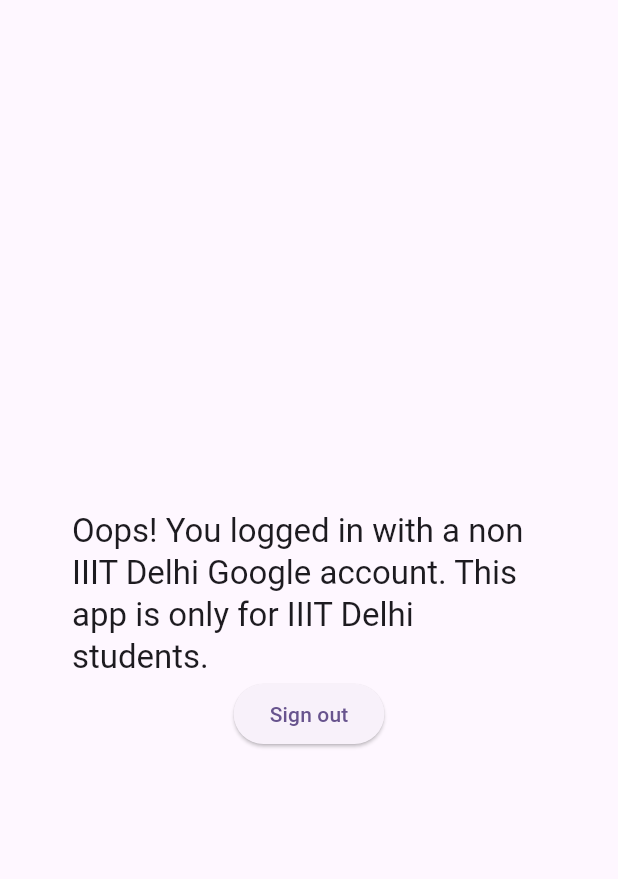
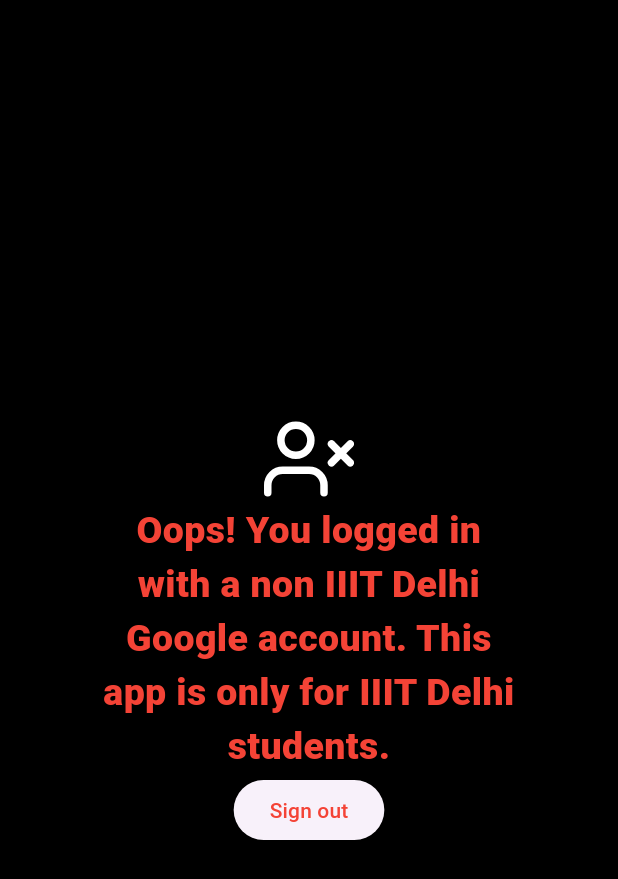
Before and after one commit to Shadowking912/sports_iiitd, a Flutter app: the WrongEmail screen opened by its route, on a phone screen of 412 x 824 dp. Shown: the top 879 px of the screen. Run offline on Flutter 3.47's test engine with Material 3 defaults, Android fonts, the phone set to English and light mode, and no system bars; our stand-ins replace cloud_firestore, firebase_auth, firebase_core, flutter_feather_icons, flutter_form_builder, form_builder_validators and 3 more; accounts and stored records are empty.

Commit message:
wrong email

```diff
--- a/lib/main.dart
+++ b/lib/main.dart
@@ -32,7 +32,7 @@
         colorScheme: ColorScheme.fromSeed(seedColor: Colors.deepPurple),
         useMaterial3: true,
       ),
-      home: SignInScreen(),
+      home: WrongEmail(),
       // add named routes
       routes: {
         '/home': (context) => HomeScreen(),
--- a/lib/screens/wrong_email.dart
+++ b/lib/screens/wrong_email.dart
@@ -1,6 +1,7 @@
 import 'package:flutter/material.dart';
 
 import '../services/auth.dart';
+import "package:flutter_feather_icons/flutter_feather_icons.dart";
 
 class WrongEmail extends StatelessWidget {
   const WrongEmail({Key? key}) : super(key: key);
@@ -8,23 +9,38 @@
   @override
   Widget build(BuildContext context) {
     return Scaffold(
+      backgroundColor: Colors.black,
       body: Padding(
         padding: const EdgeInsets.fromLTRB(48.0, 32.0, 48.0, 16.0),
+        child: Container(
+          margin: EdgeInsets.all(20.0), // Add margin on the lower side
           child: Column(
             crossAxisAlignment: CrossAxisAlignment.center,
             mainAxisAlignment: MainAxisAlignment.center,
             children: [
-            Text('Oops! You logged in with a non IIIT Delhi Google account. This app is only for IIIT Delhi students.',
-                style: Theme.of(context).textTheme.titleLarge,
+              Icon(
+                FeatherIcons.userX,
+                size: 60,
+                color: Colors.white,
+              ),
+              Text(
+                'Oops! You logged in with a non IIIT Delhi Google account. This app is only for IIIT Delhi students.',
+                style: TextStyle(
+                  color: Colors.red,
+                  fontWeight: FontWeight.w800,
+                  fontSize: 25,
+                ),
+                textAlign: TextAlign.center,
               ),
               ElevatedButton(
                 onPressed: () async {
                   await signOut();
                   Navigator.of(context).pushReplacementNamed('/sign_in');
                 },
-              child: Text('Sign out'),
+                child: Text('Sign out', style: TextStyle(color: Colors.red)),
               )
             ],
+          ),
         ),
       ),
     );
--- a/pubspec.yaml
+++ b/pubspec.yaml
@@ -42,6 +42,8 @@
   form_builder_validators: ^9.1.0
   line_icons: ^2.0.3
   iconly: ^1.0.1
+  flutter_svg: ^0.22.0
+  flutter_feather_icons: ^2.0.0
 
 dev_dependencies:
   flutter_test:
```
Also changed, not shown: lib/screens/discover.dart (added, +111 -0 lines), pubspec.lock. Lines whose indentation alone changed are shown as unchanged.
